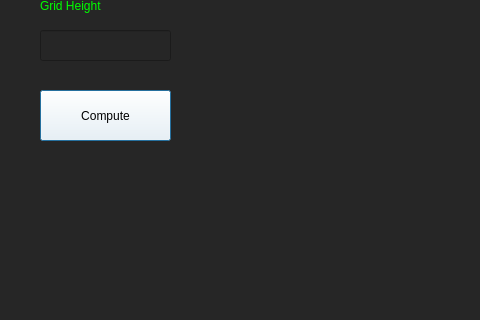
Old version of the form mainPage.ui in the repository brezden/Grassfire-Algorithm-Simulator; both pictures show x 0 to 480 and y 270 to 590 of the 1200 by 800 pixel window.
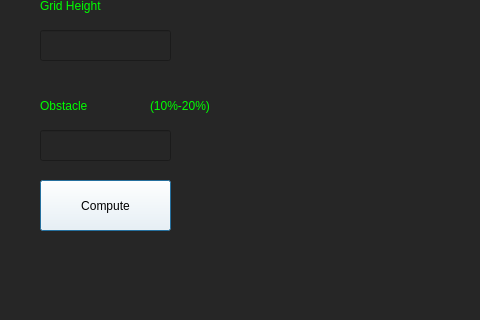
New version of the form.

Commit message: Grid Image Implemented

The edit to the form file:
```diff
--- a/mainPage.ui
+++ b/mainPage.ui
@@ -120,7 +120,7 @@
    <property name="geometry">
     <rect>
      <x>40</x>
-     <y>360</y>
+     <y>450</y>
      <width>131</width>
      <height>51</height>
     </rect>
@@ -133,6 +133,67 @@
     <string>Compute</string>
    </property>
   </widget>
+  <widget class="QLabel" name="obstacle">
+   <property name="geometry">
+    <rect>
+     <x>40</x>
+     <y>360</y>
+     <width>101</width>
+     <height>31</height>
+    </rect>
+   </property>
+   <property name="styleSheet">
+    <string notr="true">display: flex;
+align-items: center;
+justify-content: center;
+color: rgb(0, 255, 0);
+font: 20px &quot;Lucida Console&quot;;</string>
+   </property>
+   <property name="text">
+    <string>Obstacle</string>
+   </property>
+  </widget>
+  <widget class="QLineEdit" name="obstacleText">
+   <property name="geometry">
+    <rect>
+     <x>40</x>
+     <y>400</y>
+     <width>131</width>
+     <height>31</height>
+    </rect>
+   </property>
+  </widget>
+  <widget class="QLabel" name="obstacle_2">
+   <property name="geometry">
+    <rect>
+     <x>150</x>
+     <y>360</y>
+     <width>61</width>
+     <height>31</height>
+    </rect>
+   </property>
+   <property name="styleSheet">
+    <string notr="true">display: flex;
+align-items: center;
+justify-content: center;
+color: rgb(0, 255, 0);
+font: 10px &quot;Lucida Console&quot;;</string>
+   </property>
+   <property name="text">
+    <string>(10%-20%)</string>
+   </property>
+  </widget>
+  <widget class="QWidget" name="gridLayoutWidget">
+   <property name="geometry">
+    <rect>
+     <x>370</x>
+     <y>120</y>
+     <width>811</width>
+     <height>641</height>
+    </rect>
+   </property>
+   <layout class="QGridLayout" name="gridLayout_3"/>
+  </widget>
  </widget>
  <resources/>
  <connections/>
```
The commit also changes 2 other files.
